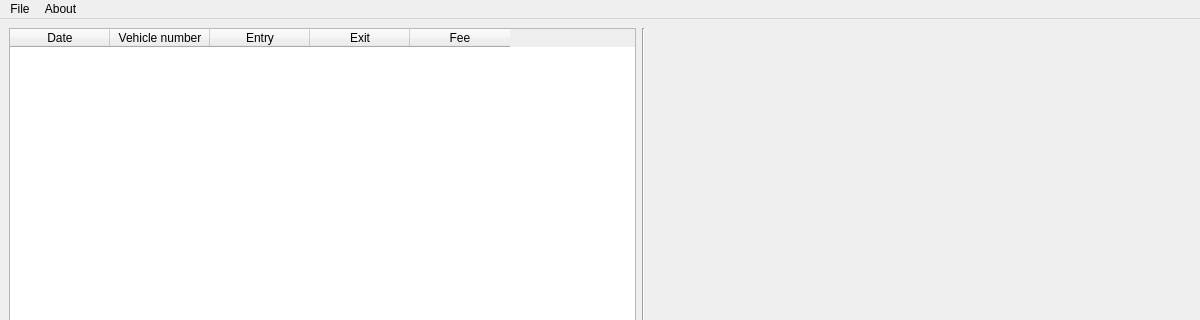
This is ui.ui in silwal9/Parking-system-with-ANPR as Qt 5 draws it before an edit; both pictures show x 0 to 1200 and y 0 to 320 of the 1200 by 720 pixel window. The edited form follows.
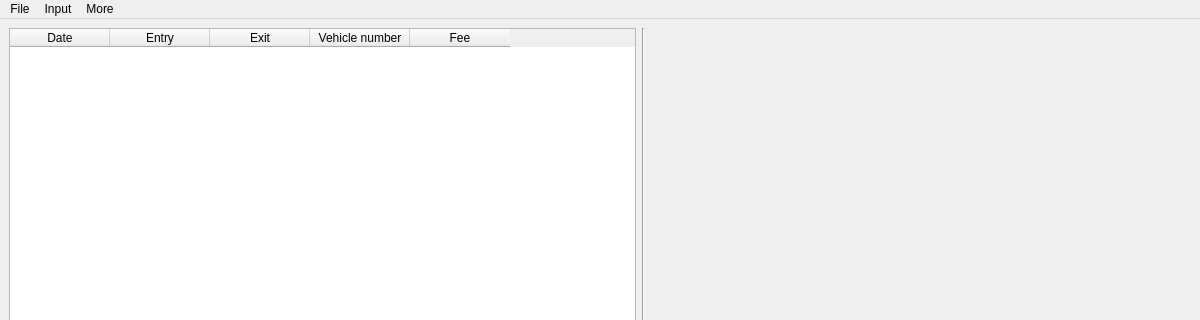
This is the edited form. Icons and pictures are not drawn.

What changed in the file:
```diff
--- a/ui.ui
+++ b/ui.ui
@@ -27,42 +27,6 @@
   </property>
   <widget class="QWidget" name="centralwidget">
    <layout class="QGridLayout" name="gridLayout">
-    <item row="1" column="1">
-     <widget class="QPushButton" name="UpdateButton">
-      <property name="text">
-       <string>Update table</string>
-      </property>
-     </widget>
-    </item>
-    <item row="0" column="1">
-     <widget class="QTableWidget" name="table">
-      <column>
-       <property name="text">
-        <string>Date</string>
-       </property>
-      </column>
-      <column>
-       <property name="text">
-        <string>Vehicle number</string>
-       </property>
-      </column>
-      <column>
-       <property name="text">
-        <string>Entry</string>
-       </property>
-      </column>
-      <column>
-       <property name="text">
-        <string>Exit</string>
-       </property>
-      </column>
-      <column>
-       <property name="text">
-        <string>Fee</string>
-       </property>
-      </column>
-     </widget>
-    </item>
     <item row="0" column="3" rowspan="2">
      <widget class="QLabel" name="video">
       <property name="minimumSize">
@@ -95,6 +59,42 @@
       </property>
      </widget>
     </item>
+    <item row="0" column="1">
+     <widget class="QTableWidget" name="table">
+      <column>
+       <property name="text">
+        <string>Date</string>
+       </property>
+      </column>
+      <column>
+       <property name="text">
+        <string>Entry</string>
+       </property>
+      </column>
+      <column>
+       <property name="text">
+        <string>Exit</string>
+       </property>
+      </column>
+      <column>
+       <property name="text">
+        <string>Vehicle number</string>
+       </property>
+      </column>
+      <column>
+       <property name="text">
+        <string>Fee</string>
+       </property>
+      </column>
+     </widget>
+    </item>
+    <item row="1" column="1">
+     <widget class="QPushButton" name="UpdateButton">
+      <property name="text">
+       <string>Update table</string>
+      </property>
+     </widget>
+    </item>
    </layout>
   </widget>
   <widget class="QMenuBar" name="menubar">
@@ -114,10 +114,19 @@
    </widget>
    <widget class="QMenu" name="menuAbout">
     <property name="title">
-     <string>About</string>
+     <string>More</string>
     </property>
+    <addaction name="actionDetails"/>
+   </widget>
+   <widget class="QMenu" name="menuInput">
+    <property name="title">
+     <string>Input</string>
+    </property>
+    <addaction name="actionVideoFile"/>
+    <addaction name="actionLiveFeed"/>
    </widget>
    <addaction name="menuFile"/>
+   <addaction name="menuInput"/>
    <addaction name="menuAbout"/>
   </widget>
   <action name="actionUserView">
```
Left out of the diff: 24 changed lines with no effect on the pictures.
